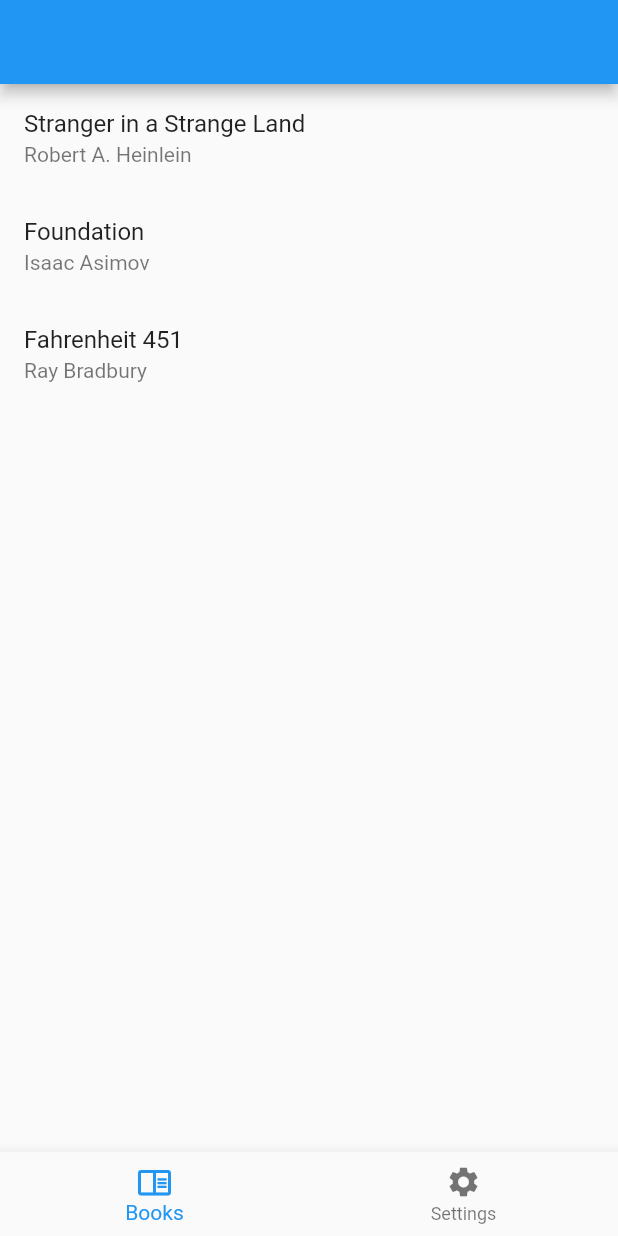
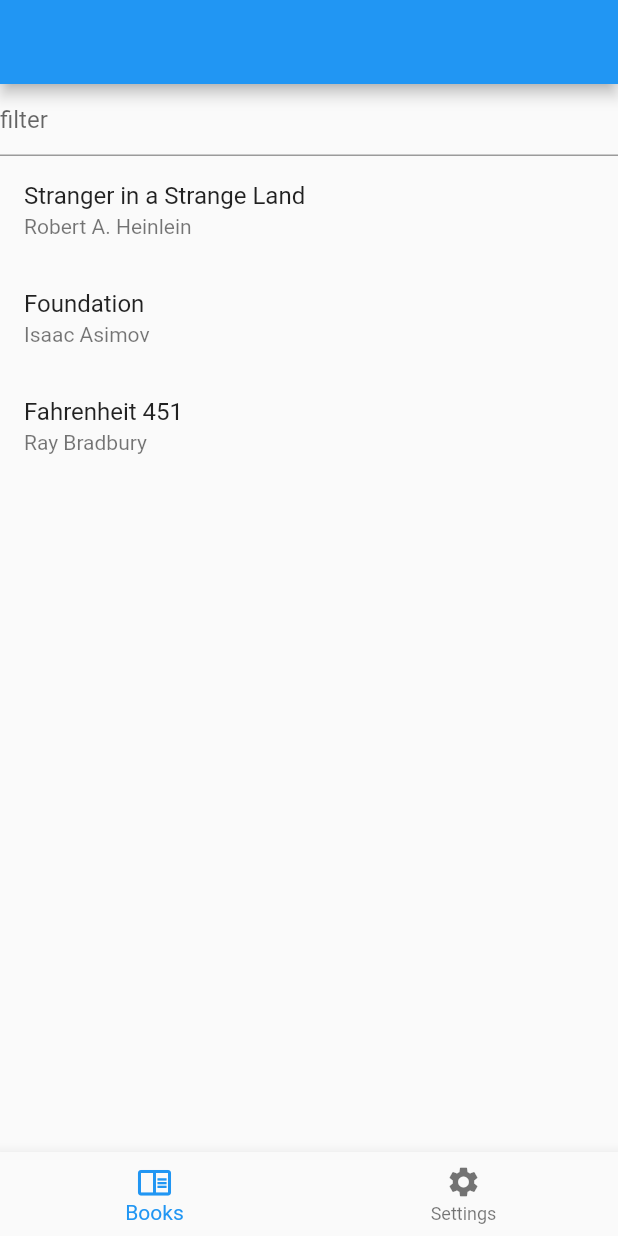
Before and after one commit to flutter/uxr, a Flutter app: the BooksListScreen screen opened directly, on a phone screen of 412 x 824 dp. Run offline on Flutter 3.47's test engine with Material 2 defaults, Android fonts, the phone set to English and light mode, and no system bars; our stand-ins replace auto_route, beamer; missing offline and left inert: flutter_uxr, vrouter.

Commit message:
bump to 2.0.2

```diff
--- a/nav2-usability/scenario_code/lib/deeplink-queryparam/deeplink_queryparam_auto_route.dart
+++ b/nav2-usability/scenario_code/lib/deeplink-queryparam/deeplink_queryparam_auto_route.dart
@@ -30,7 +30,6 @@ class Book {
   replaceInRouteName: 'Screen,Route',
   routes: <AutoRoute>[
     AutoRoute(path: "/", page: BooksListScreen),
-    AutoRoute(path: "/book/:id", page: BookDetailsScreen),
     RedirectRoute(path: "*", redirectTo: "/")
   ],
 )
@@ -48,51 +47,31 @@ class BooksApp extends StatelessWidget {
   }
 }
 
-class BooksListScreen extends StatefulWidget {
-  @override
-  _BooksListScreenState createState() => _BooksListScreenState();
-}
+class BooksListScreen extends StatelessWidget {
+  final String? filter;
+  BooksListScreen({@QueryParam('filter') this.filter});
 
-class _BooksListScreenState extends State<BooksListScreen> {
   @override
   Widget build(BuildContext context) {
     return Scaffold(
       appBar: AppBar(),
       body: ListView(
         children: [
+          TextField(
+            decoration: InputDecoration(
+              hintText: 'filter',
+            ),
+            onSubmitted: (value) =>
+                context.router.replaceNamed('/?filter=$value'),
+          ),
           for (var book in books)
-            ListTile(
-              title: Text(book.title),
-              subtitle: Text(book.author),
-              onTap: () =>
-                  context.router.replaceNamed("/book/${books.indexOf(book)}"),
-            )
+            if (filter == null || book.title.toLowerCase().contains(filter!))
+              ListTile(
+                title: Text(book.title),
+                subtitle: Text(book.author),
+              )
         ],
       ),
     );
   }
 }
-
-class BookDetailsScreen extends StatelessWidget {
-  final int id;
-
-  BookDetailsScreen({@PathParam('id') required this.id});
-
-  @override
-  Widget build(BuildContext context) {
-    return Scaffold(
-      appBar: AppBar(),
-      body: Padding(
-        padding: const EdgeInsets.all(8.0),
-        child: Column(
-          crossAxisAlignment: CrossAxisAlignment.start,
-          children: [
-            Text(books[id].title, style: Theme.of(context).textTheme.headline6),
-            Text(books[id].author,
-                style: Theme.of(context).textTheme.subtitle1),
-          ],
-        ),
-      ),
-    );
-  }
-}
```
